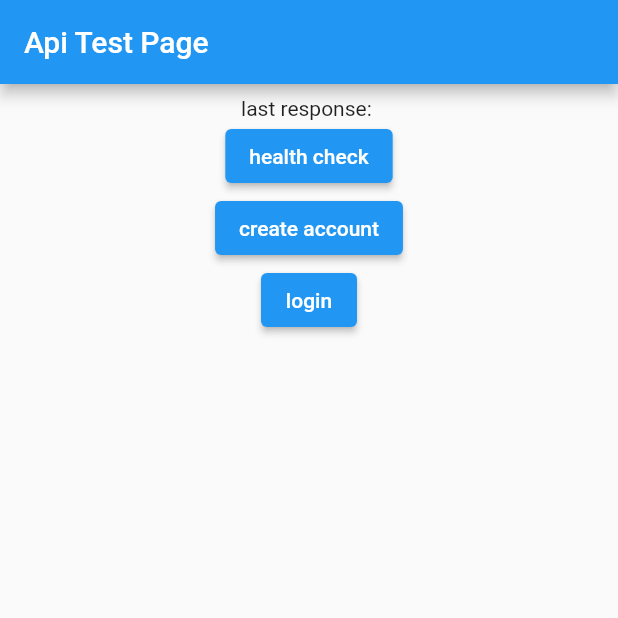
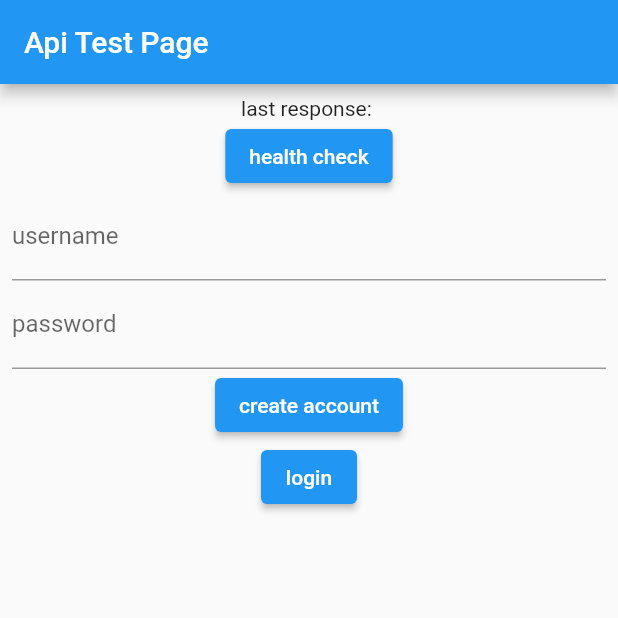
Before and after one commit to Louie-KC/chat, a Flutter app: the screen it shows after launch, after a tap on "create account", on a phone screen of 412 x 824 dp, the top half of it. Run offline on Flutter 3.47's test engine with Material 2 defaults, Android fonts, the phone set to English and light mode, and no system bars; network calls fail.

Commit message:
Username & password text fields and controller for account creation and login

```diff
--- a/chat_app/lib/api_test/api_test_view.dart
+++ b/chat_app/lib/api_test/api_test_view.dart
@@ -1,4 +1,5 @@
 import 'package:flutter/material.dart';
+
 import 'package:chat_app/service/chat_api_service.dart';
 
 class ApiTestView extends StatefulWidget {
@@ -13,24 +14,47 @@ class _ApiTestView extends State<ApiTestView> {
 
   ChatApi api = ChatApi();
 
+  final _usernameController = TextEditingController();
+  final _passwordController = TextEditingController();
+
   void healthCheck() async {
     lastResponse = await api.healthCheck();
     debugPrint(lastResponse);
     setState(() {});
   }
 
-  void createAccount() async {
-    lastResponse = await api.createAccount("createtest", "eee");
+  void createAccount(String username, String password) async {
+    lastResponse = await api.createAccount(username, password);
     debugPrint(lastResponse);
     setState(() {});
   }
 
-  void login() async {
-    lastResponse = await api.login("createtest", "eee");
+  void login(String username, String password) async {
+    lastResponse = await api.login(username, password);
     debugPrint(lastResponse);
     setState(() {});
     debugPrint("API has token: ${api.hasToken()}");
   }
+
+  TextField _textField(
+    String label,
+    bool obscure,
+    TextEditingController controller,
+  ) =>
+      TextField(
+        controller: controller,
+        cursorColor: Colors.black,
+        obscureText: obscure,
+        autocorrect: false,
+        enableSuggestions: false,
+        decoration: InputDecoration(labelText: label),
+      );
+
+  ElevatedButton _button(
+    String text,
+    void Function() function,
+  ) =>
+      ElevatedButton(onPressed: function, child: Text(text));
 
   @override
   Scaffold build(BuildContext context) {
@@ -50,13 +74,21 @@ class _ApiTestView extends State<ApiTestView> {
                 onPressed: healthCheck,
                 child: const Text("health check"),
               ),
-              ElevatedButton(
-                onPressed: createAccount,
-                child: const Text("create account"),
+              _textField("username", false, _usernameController),
+              _textField("password", true, _passwordController),
+              _button(
+                "create account",
+                () => createAccount(
+                  _usernameController.text,
+                  _passwordController.text,
+                ),
               ),
-              ElevatedButton(
-                onPressed: login,
-                child: const Text("login"),
+              _button(
+                "login",
+                () => login(
+                  _usernameController.text,
+                  _passwordController.text,
+                ),
               ),
             ],
           ),
```
